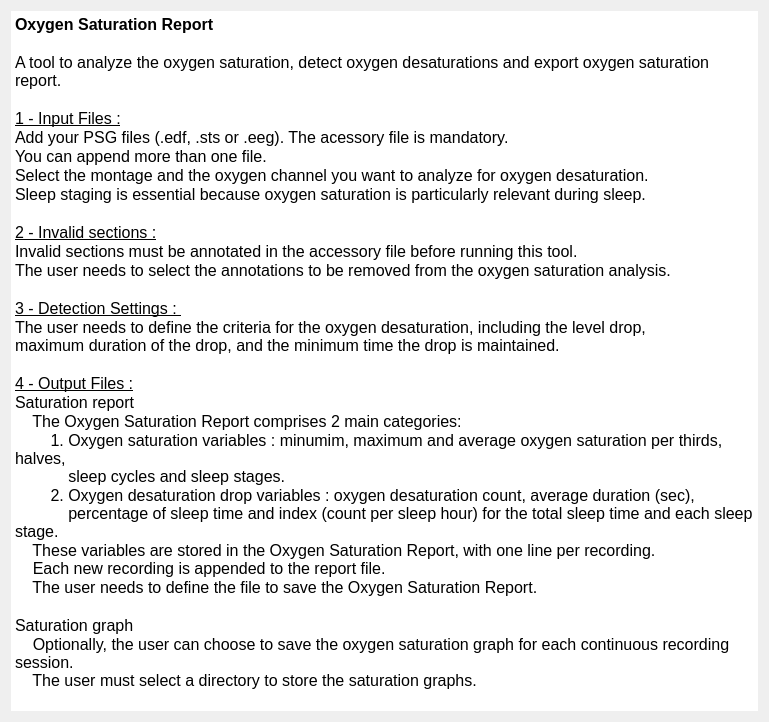
The window that tools/CEAMSTools/OxygenSaturationReport/IntroStep/Ui_IntroStep.ui (SnoozToolbox/snooz-package-ceams) describes before a commit, drawn with Qt 5.
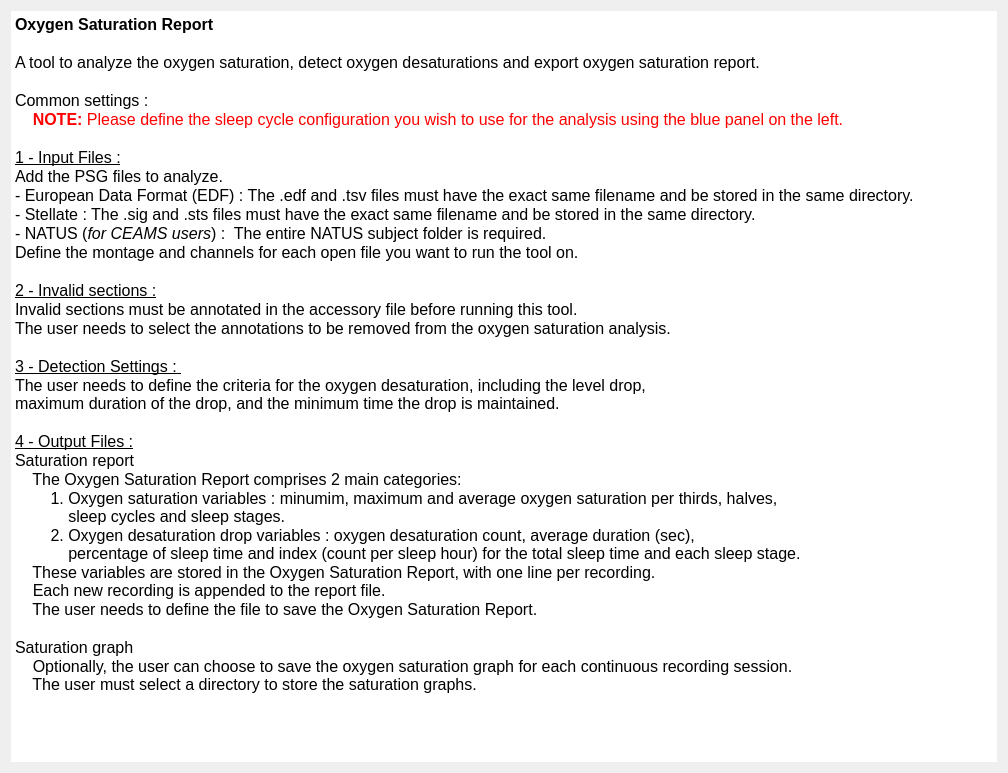
The same window after the commit.

```diff
--- a/tools/CEAMSTools/OxygenSaturationReport/IntroStep/Ui_IntroStep.ui
+++ b/tools/CEAMSTools/OxygenSaturationReport/IntroStep/Ui_IntroStep.ui
@@ -6,8 +6,8 @@
    <rect>
     <x>0</x>
     <y>0</y>
-    <width>769</width>
-    <height>722</height>
+    <width>1008</width>
+    <height>773</height>
    </rect>
   </property>
   <property name="windowTitle">
@@ -46,11 +46,15 @@
 &lt;p style=&quot;-qt-paragraph-type:empty; margin-top:0px; margin-bottom:0px; margin-left:0px; margin-right:0px; -qt-block-indent:0; text-indent:0px;&quot;&gt;&lt;br /&gt;&lt;/p&gt;
 &lt;p style=&quot; margin-top:0px; margin-bottom:0px; margin-left:0px; margin-right:0px; -qt-block-indent:0; text-indent:0px;&quot;&gt;A tool to analyze the oxygen saturation, detect oxygen desaturations and export oxygen saturation report.&lt;/p&gt;
 &lt;p style=&quot;-qt-paragraph-type:empty; margin-top:0px; margin-bottom:0px; margin-left:0px; margin-right:0px; -qt-block-indent:0; text-indent:0px;&quot;&gt;&lt;br /&gt;&lt;/p&gt;
+&lt;p style=&quot; margin-top:0px; margin-bottom:0px; margin-left:0px; margin-right:0px; -qt-block-indent:0; text-indent:0px;&quot;&gt;Common settings : &lt;/p&gt;
+&lt;p style=&quot; margin-top:0px; margin-bottom:0px; margin-left:0px; margin-right:0px; -qt-block-indent:0; text-indent:0px;&quot;&gt;&lt;span style=&quot; font-weight:700; color:#ff0000;&quot;&gt;    NOTE:&lt;/span&gt;&lt;span style=&quot; color:#ff0000;&quot;&gt; Please define the sleep cycle configuration you wish to use for the analysis using the blue panel on the left.&lt;/span&gt;&lt;/p&gt;
+&lt;p style=&quot;-qt-paragraph-type:empty; margin-top:0px; margin-bottom:0px; margin-left:0px; margin-right:0px; -qt-block-indent:0; text-indent:0px;&quot;&gt;&lt;br /&gt;&lt;/p&gt;
 &lt;p style=&quot; margin-top:0px; margin-bottom:0px; margin-left:0px; margin-right:0px; -qt-block-indent:0; text-indent:0px;&quot;&gt;&lt;span style=&quot; text-decoration: underline;&quot;&gt;1 - Input Files :&lt;/span&gt;&lt;/p&gt;
-&lt;p style=&quot; margin-top:0px; margin-bottom:0px; margin-left:0px; margin-right:0px; -qt-block-indent:0; text-indent:0px;&quot;&gt;Add your PSG files (.edf, .sts or .eeg). The acessory file is mandatory.&lt;/p&gt;
-&lt;p style=&quot; margin-top:0px; margin-bottom:0px; margin-left:0px; margin-right:0px; -qt-block-indent:0; text-indent:0px;&quot;&gt;You can append more than one file. &lt;/p&gt;
-&lt;p style=&quot; margin-top:0px; margin-bottom:0px; margin-left:0px; margin-right:0px; -qt-block-indent:0; text-indent:0px;&quot;&gt;Select the montage and the oxygen channel you want to analyze for oxygen desaturation.&lt;/p&gt;
-&lt;p style=&quot; margin-top:0px; margin-bottom:0px; margin-left:0px; margin-right:0px; -qt-block-indent:0; text-indent:0px;&quot;&gt;Sleep staging is essential because oxygen saturation is particularly relevant during sleep.&lt;/p&gt;
+&lt;p style=&quot; margin-top:0px; margin-bottom:0px; margin-left:0px; margin-right:0px; -qt-block-indent:0; text-indent:0px;&quot;&gt;Add the PSG files to analyze.&lt;/p&gt;
+&lt;p style=&quot; margin-top:0px; margin-bottom:0px; margin-left:0px; margin-right:0px; -qt-block-indent:0; text-indent:0px;&quot;&gt;&lt;span style=&quot; font-family:'Roboto-Regular';&quot;&gt;- European Data Format (EDF) : The .edf and .tsv files must have the exact same filename and be stored in the same directory.&lt;/span&gt;&lt;/p&gt;
+&lt;p style=&quot; margin-top:0px; margin-bottom:0px; margin-left:0px; margin-right:0px; -qt-block-indent:0; text-indent:0px;&quot;&gt;&lt;span style=&quot; font-family:'Roboto-Regular';&quot;&gt;- Stellate : The .sig and .sts files must have the exact same filename and be stored in the same directory.&lt;/span&gt;&lt;/p&gt;
+&lt;p style=&quot; margin-top:0px; margin-bottom:0px; margin-left:0px; margin-right:0px; -qt-block-indent:0; text-indent:0px;&quot;&gt;&lt;span style=&quot; font-family:'Roboto-Regular';&quot;&gt;- NATUS (&lt;/span&gt;&lt;span style=&quot; font-family:'Roboto-Regular'; font-style:italic;&quot;&gt;for CEAMS users&lt;/span&gt;&lt;span style=&quot; font-family:'Roboto-Regular';&quot;&gt;) : &lt;/span&gt;&lt;span style=&quot; font-family:'MS Shell Dlg 2';&quot;&gt; The entire NATUS subject folder is required.&lt;/span&gt;&lt;/p&gt;
+&lt;p style=&quot; margin-top:0px; margin-bottom:0px; margin-left:0px; margin-right:0px; -qt-block-indent:0; text-indent:0px;&quot;&gt;Define the montage and channels for each open file you want to run the tool on.&lt;/p&gt;
 &lt;p style=&quot;-qt-paragraph-type:empty; margin-top:0px; margin-bottom:0px; margin-left:0px; margin-right:0px; -qt-block-indent:0; text-indent:0px;&quot;&gt;&lt;br /&gt;&lt;/p&gt;
 &lt;p style=&quot; margin-top:0px; margin-bottom:0px; margin-left:0px; margin-right:0px; -qt-block-indent:0; text-indent:0px;&quot;&gt;&lt;span style=&quot; text-decoration: underline;&quot;&gt;2 - Invalid sections :&lt;/span&gt;&lt;/p&gt;
 &lt;p style=&quot; margin-top:0px; margin-bottom:0px; margin-left:0px; margin-right:0px; -qt-block-indent:0; text-indent:0px;&quot;&gt;Invalid sections must be annotated in the accessory file before running this tool.&lt;/p&gt;
```
